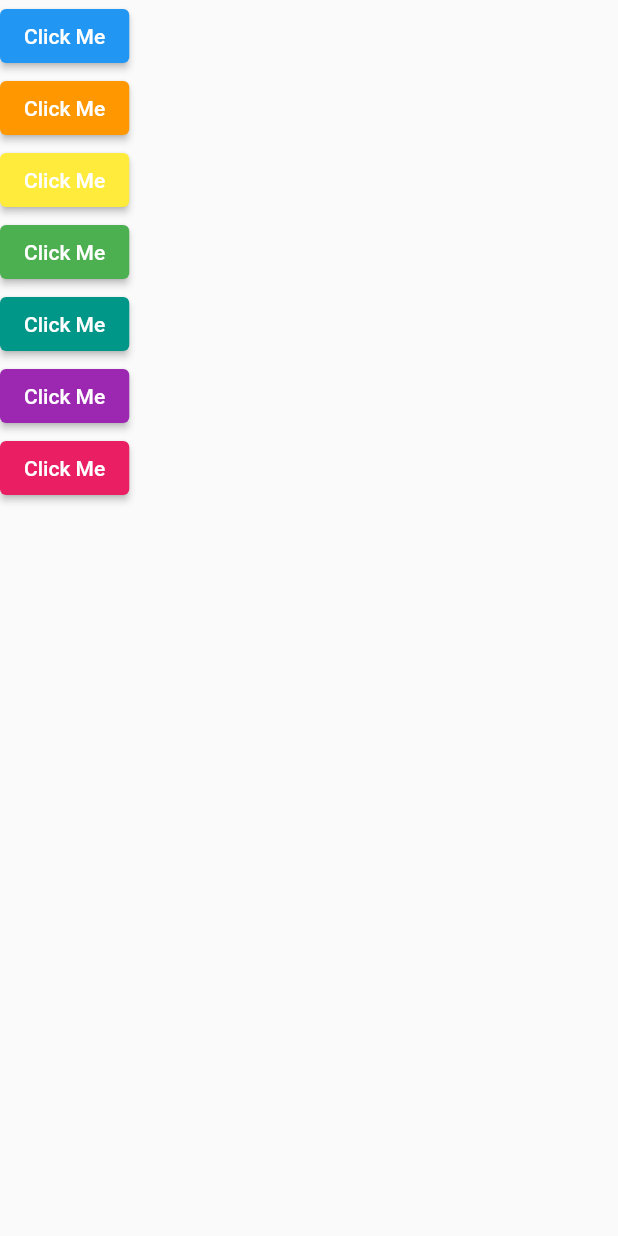
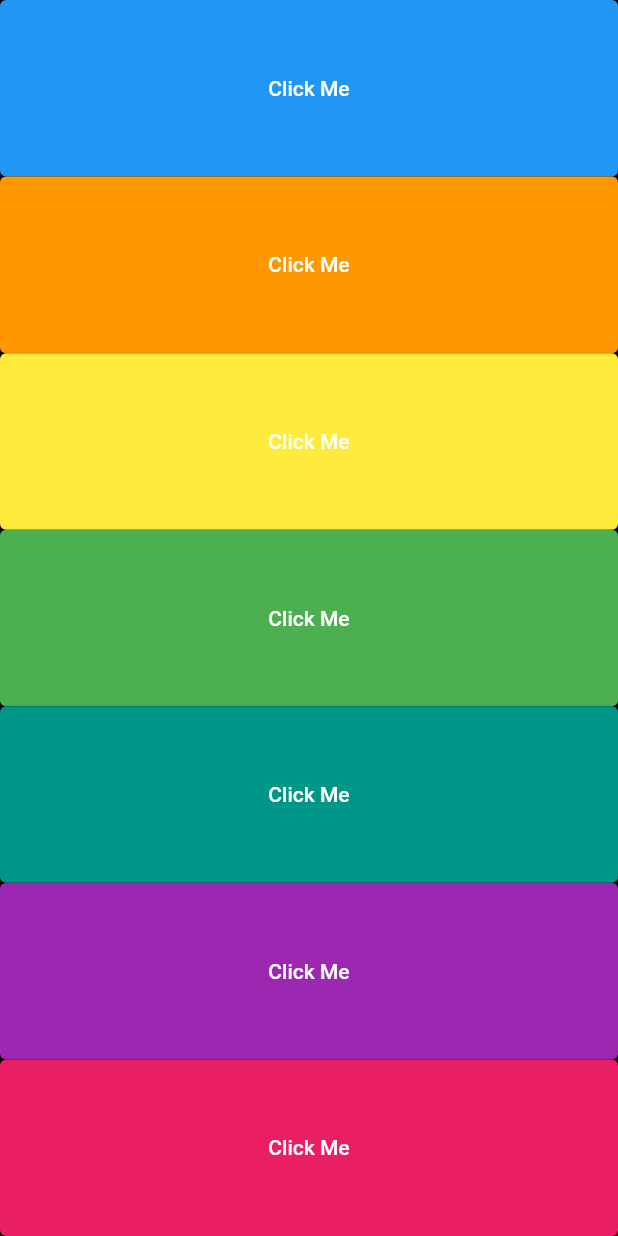
Before and after one commit to kelvinbush/xylophone, a Flutter app: the screen it shows after launch, on a phone screen of 412 x 824 dp. Run offline on Flutter 3.47's test engine with Material 2 defaults, Android fonts, the light colour scheme and no system bars; our stand-ins replace audioplayers.

Commit message:
updating UI

```diff
--- a/lib/main.dart
+++ b/lib/main.dart
@@ -10,10 +10,13 @@ class XylophoneApp extends StatelessWidget {
   Widget build(BuildContext context) {
     return MaterialApp(
       home: Scaffold(
+        backgroundColor: Colors.black,
         body: SafeArea(
           child: Column(
+            crossAxisAlignment: CrossAxisAlignment.stretch,
             children: [
-              ElevatedButton(
+              Expanded(
+                child: ElevatedButton(
                   style: ButtonStyle(
                     backgroundColor:
                         MaterialStateProperty.all<Color>(Colors.blue),
@@ -24,7 +27,9 @@ class XylophoneApp extends StatelessWidget {
                   ),
                   onPressed: () => playSound(1),
                 ),
-              ElevatedButton(
+              ),
+              Expanded(
+                child: ElevatedButton(
                   style: ButtonStyle(
                     backgroundColor:
                         MaterialStateProperty.all<Color>(Colors.orange),
@@ -35,7 +40,9 @@ class XylophoneApp extends StatelessWidget {
                   ),
                   onPressed: () => playSound(2),
                 ),
-              ElevatedButton(
+              ),
+              Expanded(
+                child: ElevatedButton(
                   style: ButtonStyle(
                     backgroundColor:
                         MaterialStateProperty.all<Color>(Colors.yellow),
@@ -46,7 +53,9 @@ class XylophoneApp extends StatelessWidget {
                   ),
                   onPressed: () => playSound(3),
                 ),
-              ElevatedButton(
+              ),
+              Expanded(
+                child: ElevatedButton(
                   style: ButtonStyle(
                     backgroundColor:
                         MaterialStateProperty.all<Color>(Colors.green),
@@ -57,7 +66,9 @@ class XylophoneApp extends StatelessWidget {
                   ),
                   onPressed: () => playSound(4),
                 ),
-              ElevatedButton(
+              ),
+              Expanded(
+                child: ElevatedButton(
                   style: ButtonStyle(
                     backgroundColor:
                         MaterialStateProperty.all<Color>(Colors.teal),
@@ -68,15 +79,20 @@ class XylophoneApp extends StatelessWidget {
                   ),
                   onPressed: () => playSound(5),
                 ),
-              ElevatedButton(
+              ),
+              Expanded(
+                child: ElevatedButton(
                   style: ButtonStyle(
                     backgroundColor:
                         MaterialStateProperty.all<Color>(Colors.purple),
                   ),
-                child: Text("Click Me", style: TextStyle(color: Colors.white)),
+                  child:
+                      Text("Click Me", style: TextStyle(color: Colors.white)),
                   onPressed: () => playSound(6),
                 ),
-              ElevatedButton(
+              ),
+              Expanded(
+                child: ElevatedButton(
                   style: ButtonStyle(
                     backgroundColor:
                         MaterialStateProperty.all<Color>(Colors.pink),
@@ -87,6 +103,7 @@ class XylophoneApp extends StatelessWidget {
                   ),
                   onPressed: () => playSound(7),
                 ),
+              ),
             ],
           ),
         ),
```
Lines whose indentation alone changed are shown as unchanged.
